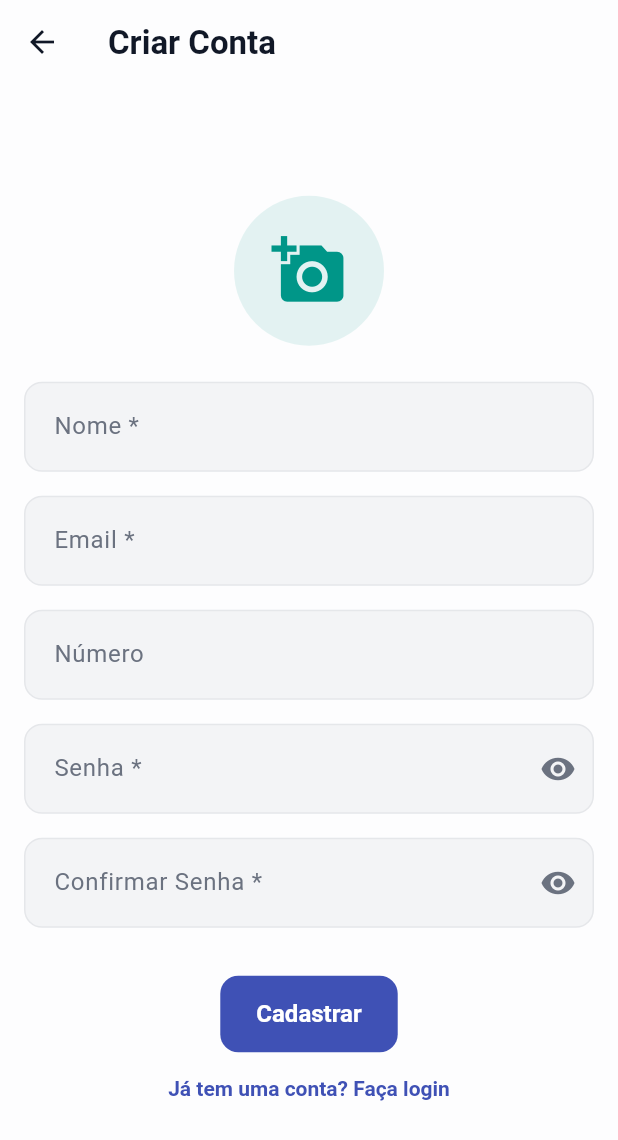
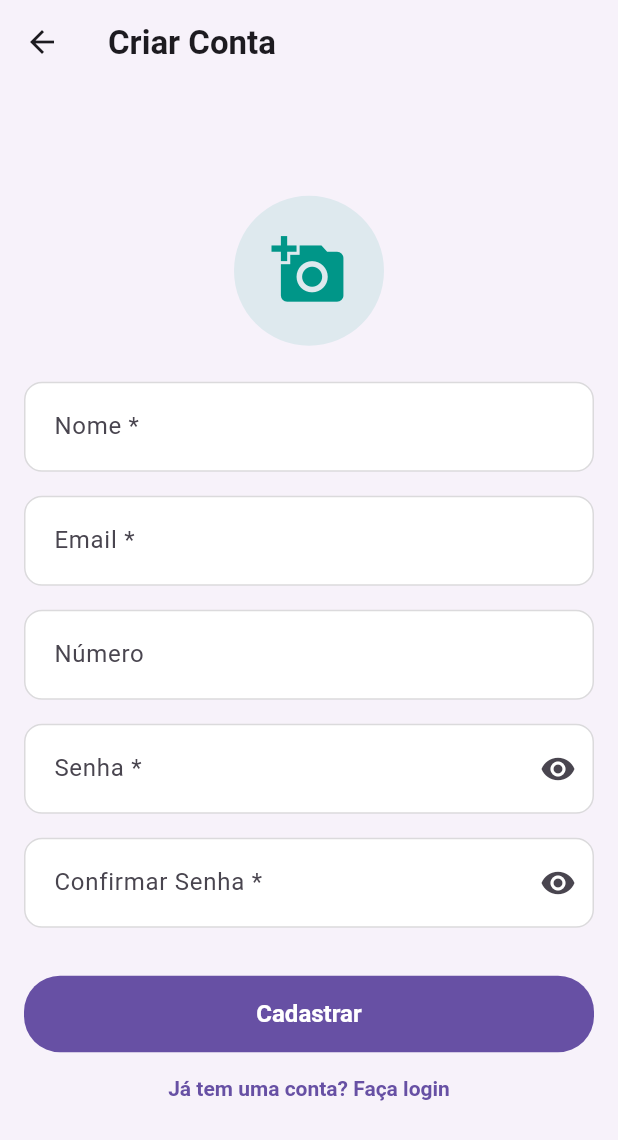
Before and after one commit to viniciusmecosta/KeyBudget, a Flutter app: the RegisterScreen screen opened directly, on a phone screen of 412 x 824 dp. Shown: the top 1140 px of the screen. Run offline on Flutter 3.47's test engine with Material 3 defaults, Android fonts, the phone set to English and light mode, and no system bars; drawn by our look-alikes of flutter_animate; our stand-ins replace auto_size_text, cloud_firestore, csv, file_picker, firebase_auth, firebase_core and 14 more; missing offline and left inert: encrypt, google_mlkit_text_recognition, googleapis, local_auth_android, syncfusion_flutter_pdf, syncfusion_flutter_pdfviewer; accounts and stored records are empty.

Commit message:
refactor:  UI/UX button & spacing consistency

```diff
--- a/lib/app/config/app_theme.dart
+++ b/lib/app/config/app_theme.dart
@@ -20,31 +20,31 @@ class AppTheme {
   static const double radiusXL = 20.0;
   static const double radiusXXL = 24.0;
 
-  static const Color primary = Color(0xFF3F51B5);
-  static const Color primaryVariant = Color(0xFF5C6BC0);
-  static const Color primaryLight = Color(0xFFE8EAF6);
+  static const Color primary = Color(0xFF6750A4);
+  static const Color primaryVariant = Color(0xFF7E65BF);
+  static const Color primaryLight = Color(0xFFEADDFF);
   static const Color secondary = Color(0xFF009688);
-  static const Color secondaryLight = Color(0xFFE0F2F1);
+  static const Color secondaryLight = Color(0xFFDCE775);
 
-  static const Color background = Color(0xFFFDFDFE);
+  static const Color background = Color(0xFFF7F2FA);
   static const Color surface = Color(0xFFFFFFFF);
-  static const Color surfaceContainerHighest = Color(0xFFF3F4F6);
-  static const Color onSurface = Color(0xFF111827);
-  static const Color onSurfaceVariant = Color(0xFF6B7280);
+  static const Color surfaceContainerHighest = Color(0xFFE6E0E9);
+  static const Color onSurface = Color(0xFF1D1B20);
+  static const Color onSurfaceVariant = Color(0xFF49454F);
 
-  static const Color darkBackground = Color(0xFF0D1117);
-  static const Color darkSurface = Color(0xFF161B22);
-  static const Color darkSurfaceContainerHighest = Color(0xFF1F2937);
-  static const Color onDarkSurface = Color(0xFFF3F4F6);
-  static const Color onDarkSurfaceVariant = Color(0xFF9CA3AF);
+  static const Color darkBackground = Color(0xFF141218);
+  static const Color darkSurface = Color(0xFF201F24);
+  static const Color darkSurfaceContainerHighest = Color(0xFF36343B);
+  static const Color onDarkSurface = Color(0xFFE6E1E5);
+  static const Color onDarkSurfaceVariant = Color(0xFFCAC4D0);
 
   static const Color success = Color(0xFF22C55E);
-  static const Color error = Color(0xFFEF4444);
+  static const Color error = Color(0xFFB3261E);
   static const Color warning = Color(0xFFFACC15);
   static const Color info = Color(0xFF3B82F6);
 
   static const Color positiveChange = Color(0xFF22C55E);
-  static const Color negativeChange = Color(0xFFEF4444);
+  static const Color negativeChange = Color(0xFFB3261E);
 
   static final List<Color> chartColors = [
     const Color(0xFF3B82F6),
@@ -70,26 +70,24 @@ class AppTheme {
     primaryColor: primary,
     colorScheme: ColorScheme.light(
       primary: primary,
-      onPrimary: surface,
+      onPrimary: Colors.white,
       secondary: secondary,
-      onSecondary: surface,
+      onSecondary: Colors.white,
       surface: surface,
       onSurface: onSurface,
       error: error,
-      onError: surface,
+      onError: Colors.white,
       brightness: Brightness.light,
-      tertiary: chartColors[5],
       surfaceContainerHighest: surfaceContainerHighest,
       onSurfaceVariant: onSurfaceVariant,
-      outline: onSurfaceVariant.withAlpha(51),
-      outlineVariant: onSurfaceVariant.withAlpha(26),
-      shadow: onSurface.withAlpha(26),
-    ).copyWith(
-      secondaryContainer: success,
+      outline: onSurfaceVariant.withAlpha((255 * 0.2).round()),
+      outlineVariant: onSurfaceVariant.withAlpha((255 * 0.1).round()),
+      shadow: onSurface.withAlpha((255 * 0.05).round()),
     ),
-    textTheme: GoogleFonts.interTextTheme(ThemeData.light().textTheme).copyWith(
+    textTheme:
+        GoogleFonts.robotoTextTheme(ThemeData.light().textTheme).copyWith(
       headlineMedium: const TextStyle(
-        fontWeight: FontWeight.w700,
+        fontWeight: FontWeight.w600,
         color: onSurface,
         fontSize: 28,
         height: 1.2,
@@ -154,10 +152,10 @@ class AppTheme {
     elevatedButtonTheme: ElevatedButtonThemeData(
       style: ElevatedButton.styleFrom(
         backgroundColor: primary,
-        foregroundColor: surface,
+        foregroundColor: Colors.white,
         padding: const EdgeInsets.symmetric(horizontal: 24, vertical: 16),
         shape: RoundedRectangleBorder(
-            borderRadius: BorderRadius.circular(radiusM)),
+            borderRadius: BorderRadius.circular(radiusXXL)),
         textStyle: const TextStyle(
           fontSize: 16,
           fontWeight: FontWeight.w600,
@@ -169,10 +167,10 @@ class AppTheme {
     outlinedButtonTheme: OutlinedButtonThemeData(
       style: OutlinedButton.styleFrom(
         foregroundColor: primary,
-        side: BorderSide(color: primary.withAlpha(77)),
+        side: BorderSide(color: primary.withAlpha((255 * 0.3).round())),
         padding: const EdgeInsets.symmetric(horizontal: 24, vertical: 16),
         shape: RoundedRectangleBorder(
-            borderRadius: BorderRadius.circular(radiusM)),
+            borderRadius: BorderRadius.circular(radiusXXL)),
         textStyle: const TextStyle(
           fontSize: 16,
           fontWeight: FontWeight.w600,
@@ -183,8 +181,8 @@ class AppTheme {
       style: TextButton.styleFrom(
         foregroundColor: primary,
         padding: const EdgeInsets.symmetric(horizontal: 16, vertical: 12),
-        shape: RoundedRectangleBorder(
-            borderRadius: BorderRadius.circular(radiusS)),
+        shape:
+            RoundedRectangleBorder(borderRadius: BorderRadius.circular(radiusXXL)),
         textStyle: const TextStyle(
           fontSize: 14,
           fontWeight: FontWeight.w600,
@@ -193,7 +191,7 @@ class AppTheme {
     ),
     inputDecorationTheme: InputDecorationTheme(
       filled: true,
-      fillColor: surfaceContainerHighest,
+      fillColor: surface,
       border: OutlineInputBorder(
         borderRadius: BorderRadius.circular(radiusM),
         borderSide: BorderSide.none,
@@ -201,7 +199,7 @@ class AppTheme {
       enabledBorder: OutlineInputBorder(
         borderRadius: BorderRadius.circular(radiusM),
         borderSide: BorderSide(
-          color: onSurfaceVariant.withAlpha(26),
+          color: onSurfaceVariant.withAlpha((255 * 0.2).round()),
         ),
       ),
       focusedBorder: OutlineInputBorder(
@@ -219,19 +217,19 @@ class AppTheme {
       contentPadding: const EdgeInsets.symmetric(horizontal: 16, vertical: 18),
       labelStyle: const TextStyle(color: onSurfaceVariant),
       floatingLabelStyle: const TextStyle(color: primary),
-      hintStyle: TextStyle(color: onSurfaceVariant.withAlpha(153)),
+      hintStyle: TextStyle(color: onSurfaceVariant.withAlpha((255 * 0.6).round())),
     ),
     cardTheme: CardThemeData(
       elevation: 0,
       shape: RoundedRectangleBorder(
         borderRadius: BorderRadius.circular(radiusL),
-        side: BorderSide(color: onSurfaceVariant.withAlpha(20), width: 1),
+        side: BorderSide(color: onSurface.withAlpha((255 * 0.08).round()), width: 1),
       ),
       color: surface,
-      shadowColor: onSurface.withAlpha(13),
+      shadowColor: onSurface.withAlpha((255 * 0.02).round()),
     ),
     dividerTheme: DividerThemeData(
-      color: onSurfaceVariant.withAlpha(31),
+      color: onSurfaceVariant.withAlpha((255 * 0.15).round()),
       thickness: 1,
       space: 1,
     ),
@@ -247,9 +245,9 @@ class AppTheme {
       trackColor: WidgetStateProperty.resolveWith<Color>(
         (Set<WidgetState> states) {
           if (states.contains(WidgetState.selected)) {
-            return primary.withAlpha(77);
+            return primary.withAlpha((255 * 0.3).round());
           }
-          return onSurfaceVariant.withAlpha(51);
+          return onSurfaceVariant.withAlpha((255 * 0.2).round());
         },
       ),
     ),
@@ -258,10 +256,10 @@ class AppTheme {
         backgroundColor: surfaceContainerHighest,
         foregroundColor: onSurfaceVariant,
         selectedBackgroundColor: primary,
-        selectedForegroundColor: surface,
+        selectedForegroundColor: Colors.white,
       ),
     ),
-    shadowColor: onSurface.withAlpha(8),
+    shadowColor: onSurface.withAlpha((255 * 0.08).round()),
   );
 
   static final ThemeData darkTheme = ThemeData(
@@ -277,20 +275,18 @@ class AppTheme {
       surface: darkSurface,
       onSurface: onDarkSurface,
       error: error,
-      onError: surface,
+      onError: onDarkSurface,
       brightness: Brightness.dark,
-      tertiary: chartColors[5],
       surfaceContainerHighest: darkSurfaceContainerHighest,
       onSurfaceVariant: onDarkSurfaceVariant,
-      outline: onDarkSurfaceVariant.withAlpha(51),
-      outlineVariant: onDarkSurfaceVariant.withAlpha(26),
-      shadow: Colors.black.withAlpha(77),
-    ).copyWith(
-      secondaryContainer: success,
+      outline: onDarkSurfaceVariant.withAlpha((255 * 0.2).round()),
+      outlineVariant: onDarkSurfaceVariant.withAlpha((255 * 0.1).round()),
+      shadow: Colors.black.withAlpha((255 * 0.2).round()),
     ),
-    textTheme: GoogleFonts.interTextTheme(ThemeData.dark().textTheme).copyWith(
+    textTheme:
+        GoogleFonts.robotoTextTheme(ThemeData.dark().textTheme).copyWith(
       headlineMedium: const TextStyle(
-        fontWeight: FontWeight.w700,
+        fontWeight: FontWeight.w600,
         color: onDarkSurface,
         fontSize: 28,
         height: 1.2,
@@ -358,7 +354,7 @@ class AppTheme {
         foregroundColor: onDarkSurface,
         padding: const EdgeInsets.symmetric(horizontal: 24, vertical: 16),
         shape: RoundedRectangleBorder(
-            borderRadius: BorderRadius.circular(radiusM)),
+            borderRadius: BorderRadius.circular(radiusXXL)),
         textStyle: const TextStyle(
           fontSize: 16,
           fontWeight: FontWeight.w600,
@@ -370,10 +366,10 @@ class AppTheme {
     outlinedButtonTheme: OutlinedButtonThemeData(
       style: OutlinedButton.styleFrom(
         foregroundColor: primaryVariant,
-        side: BorderSide(color: primaryVariant.withAlpha(77)),
+        side: BorderSide(color: primaryVariant.withAlpha((255 * 0.3).round())),
         padding: const EdgeInsets.symmetric(horizontal: 24, vertical: 16),
         shape: RoundedRectangleBorder(
-            borderRadius: BorderRadius.circular(radiusM)),
+            borderRadius: BorderRadius.circular(radiusXXL)),
         textStyle: const TextStyle(
           fontSize: 16,
           fontWeight: FontWeight.w600,
@@ -384,8 +380,8 @@ class AppTheme {
       style: TextButton.styleFrom(
         foregroundColor: primaryVariant,
         padding: const EdgeInsets.symmetric(horizontal: 16, vertical: 12),
-        shape: RoundedRectangleBorder(
-            borderRadius: BorderRadius.circular(radiusS)),
+        shape:
+            RoundedRectangleBorder(borderRadius: BorderRadius.circular(radiusXXL)),
         textStyle: const TextStyle(
           fontSize: 14,
           fontWeight: FontWeight.w600,
@@ -394,7 +390,7 @@ class AppTheme {
     ),
     inputDecorationTheme: InputDecorationTheme(
       filled: true,
-      fillColor: darkSurfaceContainerHighest,
+      fillColor: darkSurface,
       border: OutlineInputBorder(
         borderRadius: BorderRadius.circular(radiusM),
         borderSide: BorderSide.none,
@@ -402,7 +398,7 @@ class AppTheme {
       enabledBorder: OutlineInputBorder(
         borderRadius: BorderRadius.circular(radiusM),
         borderSide: BorderSide(
-          color: onDarkSurfaceVariant.withAlpha(26),
+          color: onDarkSurfaceVariant.withAlpha((255 * 0.2).round()),
         ),
       ),
       focusedBorder: OutlineInputBorder(
@@ -420,19 +416,19 @@ class AppTheme {
       contentPadding: const EdgeInsets.symmetric(horizontal: 16, vertical: 18),
       labelStyle: const TextStyle(color: onDarkSurfaceVariant),
       floatingLabelStyle: const TextStyle(color: primaryVariant),
-      hintStyle: TextStyle(color: onDarkSurfaceVariant.withAlpha(153)),
+      hintStyle: TextStyle(color: onDarkSurfaceVariant.withAlpha((255 * 0.6).round())),
     ),
     cardTheme: CardThemeData(
       elevation: 0,
       shape: RoundedRectangleBorder(
         borderRadius: BorderRadius.circular(radiusL),
-        side: BorderSide(color: onDarkSurfaceVariant.withAlpha(20), width: 1),
+        side: BorderSide(color: onDarkSurface.withAlpha((255 * 0.1).round()), width: 1),
       ),
       color: darkSurface,
-      shadowColor: Colors.black.withAlpha(51),
+      shadowColor: Colors.black.withAlpha((255 * 0.1).round()),
     ),
     dividerTheme: DividerThemeData(
-      color: onDarkSurfaceVariant.withAlpha(31),
+      color: onDarkSurfaceVariant.withAlpha((255 * 0.15).round()),
       thickness: 1,
       space: 1,
     ),
@@ -448,9 +444,9 @@ class AppTheme {
       trackColor: WidgetStateProperty.resolveWith<Color>(
         (Set<WidgetState> states) {
           if (states.contains(WidgetState.selected)) {
-            return primaryVariant.withAlpha(77);
+            return primaryVariant.withAlpha((255 * 0.3).round());
           }
-          return onDarkSurfaceVariant.withAlpha(51);
+          return onDarkSurfaceVariant.withAlpha((255 * 0.2).round());
         },
       ),
     ),
@@ -462,6 +458,6 @@ class AppTheme {
         selectedForegroundColor: onDarkSurface,
       ),
     ),
-    shadowColor: Colors.black.withAlpha(26),
+    shadowColor: Colors.black.withAlpha((255 * 0.2).round()),
   );
 }
--- a/lib/features/auth/view/login_screen.dart
+++ b/lib/features/auth/view/login_screen.dart
@@ -86,7 +86,7 @@ class _LoginScreenState extends State<LoginScreen> {
                       ? 'Insira um email válido'
                       : null,
                 ),
-                const SizedBox(height: 20),
+                const SizedBox(height: AppTheme.spaceM),
                 TextFormField(
                   controller: _passwordController,
                   decoration: const InputDecoration(
@@ -101,7 +101,7 @@ class _LoginScreenState extends State<LoginScreen> {
               ],
             ),
           ),
-          const SizedBox(height: 28),
+          const SizedBox(height: AppTheme.spaceL),
           Consumer<AuthViewModel>(
             builder: (context, viewModel, child) {
               return Column(
@@ -138,7 +138,7 @@ class _LoginScreenState extends State<LoginScreen> {
               );
             },
           ),
-          const SizedBox(height: 20),
+          const SizedBox(height: AppTheme.spaceM),
           TextButton(
             onPressed: () {
               NavigationUtils.push(context, const RegisterScreen());
--- a/lib/features/auth/view/register_screen.dart
+++ b/lib/features/auth/view/register_screen.dart
@@ -83,7 +83,7 @@ class _RegisterScreenState extends State<RegisterScreen> {
                     _avatarPath = path;
                   },
                 ),
-                const SizedBox(height: 24),
+                const SizedBox(height: AppTheme.spaceL),
                 TextFormField(
                   controller: _nameController,
                   textCapitalization: TextCapitalization.words,
@@ -92,7 +92,7 @@ class _RegisterScreenState extends State<RegisterScreen> {
                       ? 'Insira seu nome'
                       : null,
                 ),
-                const SizedBox(height: 16),
+                const SizedBox(height: AppTheme.spaceM),
                 TextFormField(
                   controller: _emailController,
                   decoration: const InputDecoration(labelText: 'Email *'),
@@ -101,7 +101,7 @@ class _RegisterScreenState extends State<RegisterScreen> {
                       ? 'Insira um email válido'
                       : null,
                 ),
-                const SizedBox(height: 16),
+                const SizedBox(height: AppTheme.spaceM),
                 TextFormField(
                   controller: _phoneController,
                   inputFormatters: [
@@ -111,7 +111,7 @@ class _RegisterScreenState extends State<RegisterScreen> {
                   decoration: const InputDecoration(labelText: 'Número'),
                   keyboardType: TextInputType.phone,
                 ),
-                const SizedBox(height: 16),
+                const SizedBox(height: AppTheme.spaceM),
                 TextFormField(
                   controller: _passwordController,
                   obscureText: !_isPasswordVisible,
@@ -129,7 +129,7 @@ class _RegisterScreenState extends State<RegisterScreen> {
                       ? 'A senha deve ter pelo menos 6 caracteres'
                       : null,
                 ),
-                const SizedBox(height: 16),
+                const SizedBox(height: AppTheme.spaceM),
                 TextFormField(
                   controller: _confirmPasswordController,
                   obscureText: !_isConfirmPasswordVisible,
@@ -148,15 +148,18 @@ class _RegisterScreenState extends State<RegisterScreen> {
                       ? 'As senhas não coincidem'
                       : null,
                 ),
-                const SizedBox(height: 32),
+                const SizedBox(height: AppTheme.spaceXL),
                 Consumer<AuthViewModel>(
                   builder: (context, viewModel, child) {
-                    return viewModel.isLoading
-                        ? const CircularProgressIndicator()
-                        : ElevatedButton(
-                            onPressed: _submit,
-                            child: const Text('Cadastrar'),
-                          );
+                    return SizedBox(
+                      width: double.infinity,
+                      child: viewModel.isLoading
+                          ? const Center(child: CircularProgressIndicator())
+                          : ElevatedButton(
+                              onPressed: _submit,
+                              child: const Text('Cadastrar'),
+                            ),
+                    );
                   },
                 ),
                 TextButton(
--- a/lib/features/credentials/view/credentials_screen.dart
+++ b/lib/features/credentials/view/credentials_screen.dart
@@ -165,6 +165,9 @@ class _CredentialsScreenState extends State<CredentialsScreen> {
             NavigationUtils.push(context, const AddCredentialScreen()),
         icon: const Icon(Icons.add),
         label: const Text("Nova Credencial"),
+        shape: RoundedRectangleBorder(
+          borderRadius: BorderRadius.circular(AppTheme.radiusXXL),
+        ),
       )),
     );
   }
--- a/lib/features/expenses/widgets/expense_list.dart
+++ b/lib/features/expenses/widgets/expense_list.dart
@@ -1,10 +1,10 @@
 import 'package:flutter/material.dart';
 import 'package:key_budget/app/config/app_theme.dart';
 import 'package:key_budget/app/widgets/activity_tile_widget.dart';
+import 'package:key_budget/app/widgets/animated_list_item.dart';
 import 'package:key_budget/core/models/expense_model.dart';
 import 'package:key_budget/features/expenses/viewmodel/expense_viewmodel.dart';
 import 'package:provider/provider.dart';
-import 'package:key_budget/app/widgets/animated_list_item.dart';
 
 class ExpenseList extends StatefulWidget {
   final List<Expense> monthlyExpenses;
```
Also changed, not shown: lib/app/view/main_screen.dart (+4 -18 lines), lib/app/widgets/activity_tile_widget.dart (+16 -56 lines), lib/app/widgets/animated_list_item.dart (+9 -8 lines), lib/app/widgets/balance_card.dart (+10 -14 lines), lib/app/widgets/main_bottom_navigation_bar.dart (+13 -9 lines), lib/features/credentials/viewmodel/credential_viewmodel.dart (+1 -6 lines), lib/features/credentials/widgets/credential_list_tile.dart (+5 -15 lines), lib/features/dashboard/view/dashboard_screen.dart (+22 -13 lines), lib/features/dashboard/widgets/dashboard_balance_card.dart (+23 -2 lines), lib/features/documents/view/documents_screen.dart (+23 -7 lines), lib/features/documents/viewmodel/document_viewmodel.dart (+1 -8 lines), lib/features/documents/widgets/document_list_tile.dart (+5 -15 lines), lib/features/expenses/view/expenses_screen.dart (+12 -9 lines), lib/features/expenses/viewmodel/expense_viewmodel.dart (+11 -6 lines).
